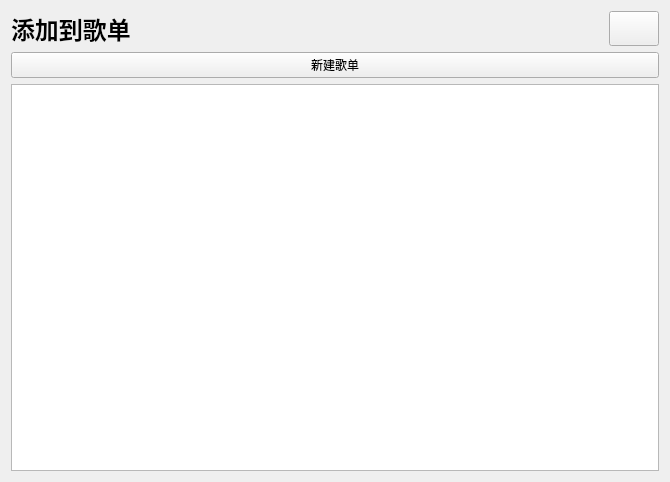
This is addsonglistpage.ui in hhhyxy/MusicPlayer-in-Qt-Plus as Qt 5 draws it before an edit. The edited form follows.
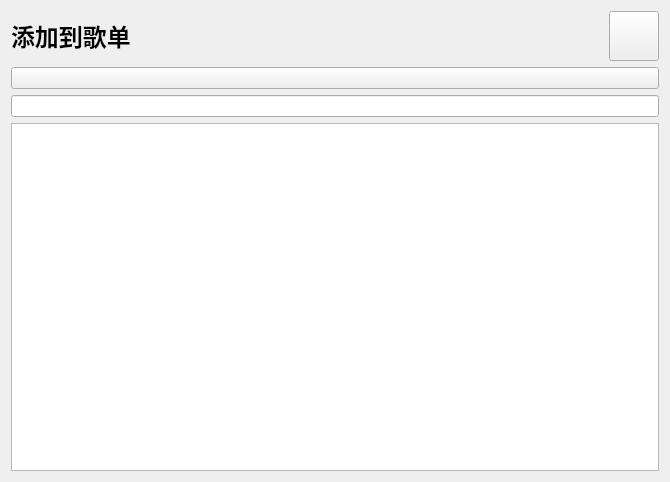
This is the edited form. Icons and pictures are not drawn. Custom widgets are drawn as their Qt base class.

Diff of the .ui file:
```diff
--- a/addsonglistpage.ui
+++ b/addsonglistpage.ui
@@ -13,11 +13,20 @@
   <property name="windowTitle">
    <string>Form</string>
   </property>
+  <property name="styleSheet">
+   <string notr="true"/>
+  </property>
   <layout class="QVBoxLayout" name="verticalLayout">
    <item>
     <layout class="QHBoxLayout" name="horizontalLayout">
-     <item>
+     <item alignment="Qt::AlignLeft">
       <widget class="QLabel" name="label">
+       <property name="sizePolicy">
+        <sizepolicy hsizetype="Maximum" vsizetype="Preferred">
+         <horstretch>0</horstretch>
+         <verstretch>0</verstretch>
+        </sizepolicy>
+       </property>
        <property name="text">
         <string>&lt;h1&gt;添加到歌单&lt;/h1&gt;</string>
        </property>
@@ -27,7 +36,32 @@
       </widget>
      </item>
      <item>
-      <widget class="QPushButton" name="pushButton_2">
+      <spacer name="horizontalSpacer">
+       <property name="orientation">
+        <enum>Qt::Horizontal</enum>
+       </property>
+       <property name="sizeHint" stdset="0">
+        <size>
+         <width>40</width>
+         <height>20</height>
+        </size>
+       </property>
+      </spacer>
+     </item>
+     <item>
+      <widget class="QPushButton" name="pushButton_close">
+       <property name="sizePolicy">
+        <sizepolicy hsizetype="Preferred" vsizetype="Preferred">
+         <horstretch>0</horstretch>
+         <verstretch>0</verstretch>
+        </sizepolicy>
+       </property>
+       <property name="minimumSize">
+        <size>
+         <width>50</width>
+         <height>50</height>
+        </size>
+       </property>
        <property name="maximumSize">
         <size>
          <width>50</width>
@@ -47,16 +81,43 @@
    </item>
    <item>
     <widget class="QPushButton" name="pushButton_newSongList">
-     <property name="text">
+     <property name="toolTip">
       <string>新建歌单</string>
      </property>
+     <property name="icon">
+      <iconset resource="res.qrc">
+       <normaloff>:/icon/add.svg</normaloff>:/icon/add.svg</iconset>
+     </property>
+     <property name="iconSize">
+      <size>
+       <width>18</width>
+       <height>18</height>
+      </size>
+     </property>
     </widget>
    </item>
    <item>
-    <widget class="QListWidget" name="listWidget_songlistWidget"/>
+    <widget class="MyLineEdit" name="lineEdit_listName"/>
+   </item>
+   <item>
+    <widget class="QListWidget" name="listWidget_songlistWidget">
+     <property name="resizeMode">
+      <enum>QListView::Adjust</enum>
+     </property>
+     <property name="itemAlignment">
+      <set>Qt::AlignCenter</set>
+     </property>
+    </widget>
    </item>
   </layout>
  </widget>
+ <customwidgets>
+  <customwidget>
+   <class>MyLineEdit</class>
+   <extends>QLineEdit</extends>
+   <header location="global">mylineedit.h</header>
+  </customwidget>
+ </customwidgets>
  <resources>
   <include location="res.qrc"/>
  </resources>
```
Left out of the diff: 3 changed lines with no effect on the pictures.
